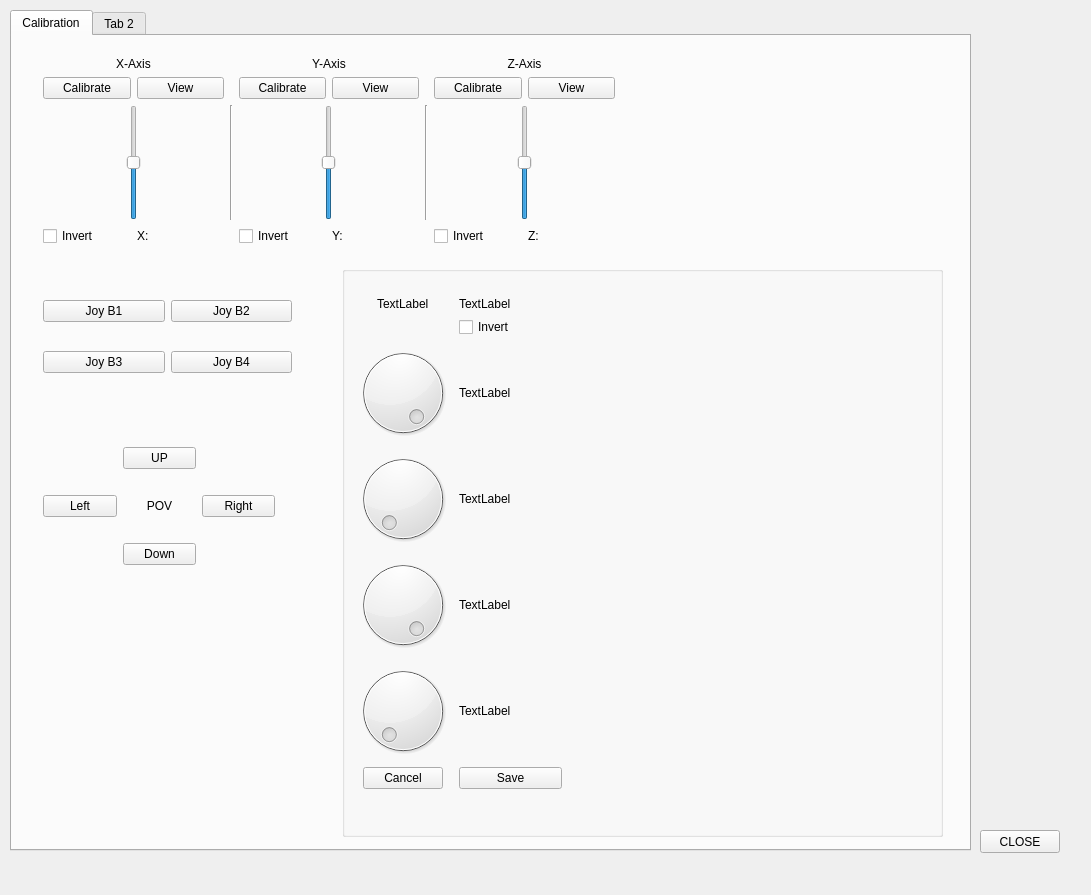
Before: the Qt Designer form DriverStation/mainwindow.ui in dgitz/DriverStation, drawn with Qt 5.
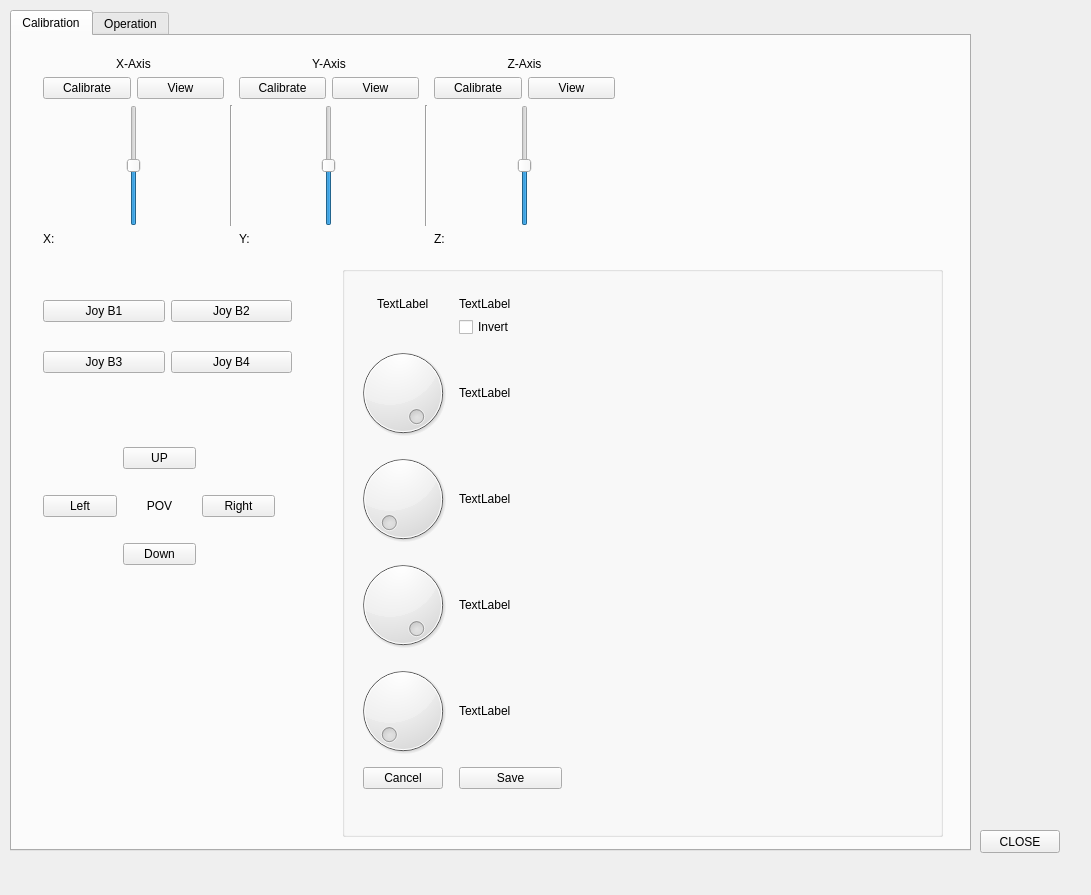
After: the same form once the commit is applied.

```diff
--- a/DriverStation/mainwindow.ui
+++ b/DriverStation/mainwindow.ui
@@ -231,19 +231,6 @@
        </item>
        <item row="4" column="0">
         <layout class="QHBoxLayout" name="horizontalLayout_9">
-         <item>
-          <widget class="QCheckBox" name="chbXAxisInvert">
-           <property name="sizePolicy">
-            <sizepolicy hsizetype="Minimum" vsizetype="Fixed">
-             <horstretch>0</horstretch>
-             <verstretch>0</verstretch>
-            </sizepolicy>
-           </property>
-           <property name="text">
-            <string>Invert</string>
-           </property>
-          </widget>
-         </item>
          <item>
           <widget class="QLabel" name="lXAxisValue">
            <property name="text">
@@ -255,13 +242,6 @@
        </item>
        <item row="4" column="2">
         <layout class="QHBoxLayout" name="horizontalLayout_10">
-         <item>
-          <widget class="QCheckBox" name="chbYAxisInvert">
-           <property name="text">
-            <string>Invert</string>
-           </property>
-          </widget>
-         </item>
          <item>
           <widget class="QLabel" name="lYAxisValue">
            <property name="text">
@@ -348,13 +328,6 @@
        </item>
        <item row="4" column="4">
         <layout class="QHBoxLayout" name="horizontalLayout_11">
-         <item>
-          <widget class="QCheckBox" name="chbZAxisInvert">
-           <property name="text">
-            <string>Invert</string>
-           </property>
-          </widget>
-         </item>
          <item>
           <widget class="QLabel" name="lZAxisValue">
            <property name="text">
@@ -555,7 +528,7 @@
     </widget>
     <widget class="QWidget" name="tab_2">
      <attribute name="title">
-      <string>Tab 2</string>
+      <string>Operation</string>
      </attribute>
     </widget>
    </widget>
```
Left out of the diff: 9 changed lines with no effect on the pictures.
